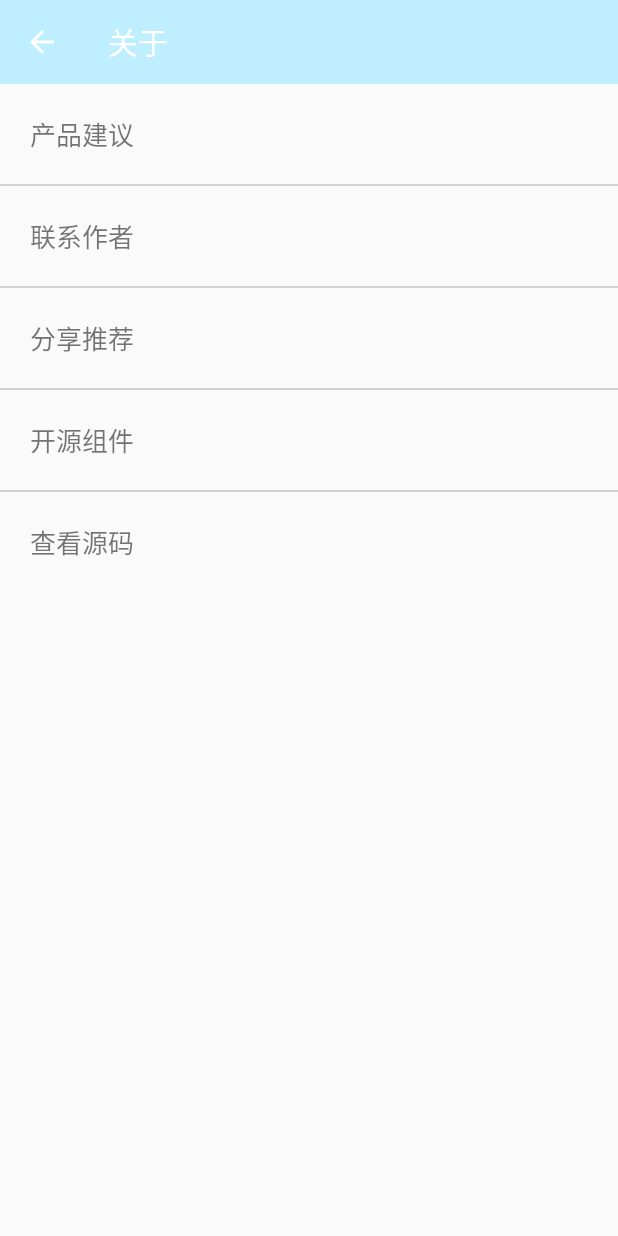
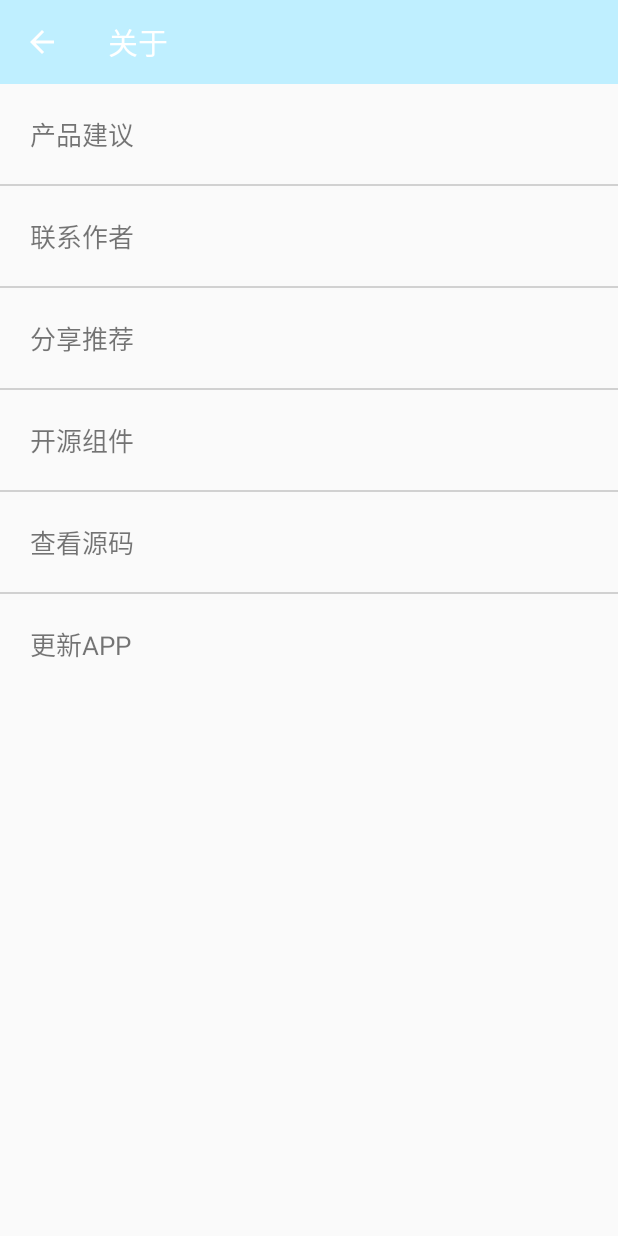
Before and after one commit to LiuShengchieh/hengweather, an Android app: the aboutActivity screen opened directly, with no data from a screen before it, on a phone screen of 412 x 824 dp. Run offline under Robolectric (Android 15) with nearby library versions, the phone set to English and light mode, and no system bars.

Commit message:
添加更新app功能

```diff
--- a/app/build.gradle
+++ b/app/build.gradle
@@ -7,7 +7,7 @@ def releaseTime() {
 
 //设置发布时的版本号
 def getVersionName(){
-    return "1.0"
+    return "1.1"
 }
 
 android {
--- a/app/src/main/res/layout/activity_about.xml
+++ b/app/src/main/res/layout/activity_about.xml
@@ -82,4 +82,20 @@
         android:clickable="true"
         android:background="?android:attr/selectableItemBackground" />
 
+    <View
+        android:layout_width="match_parent"
+        android:layout_height="1dp"
+        android:background="#D1D1D1" />
+
+    <TextView
+        android:id="@+id/updateApp"
+        android:layout_width="match_parent"
+        android:layout_height="wrap_content"
+        android:text="更新APP"
+        android:textSize="17sp"
+        android:layout_gravity="center"
+        android:padding="20dp"
+        android:clickable="true"
+        android:background="?android:attr/selectableItemBackground" />
+
 </LinearLayout>
```
Also changed, not shown: app/src/main/java/com/hengweather/android/ui/aboutActivity.java (+21 -0 lines).
